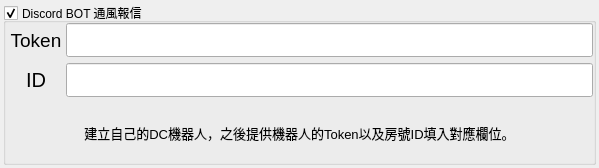
Old version of the form UI/Homepage/Setting.ui in the repository Jukon3234/ChatGPT_Make_me_WorkHarder.
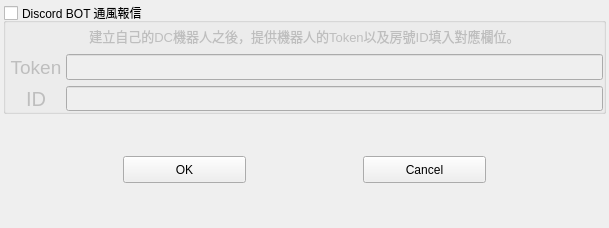
New version of the form.

Commit message: Save data for setting

Diff of the .ui file:
```diff
--- a/UI/Homepage/Setting.ui
+++ b/UI/Homepage/Setting.ui
@@ -6,8 +6,8 @@
    <rect>
     <x>0</x>
     <y>0</y>
-    <width>599</width>
-    <height>168</height>
+    <width>609</width>
+    <height>228</height>
    </rect>
   </property>
   <property name="windowTitle">
@@ -38,7 +38,7 @@
       <bool>true</bool>
      </property>
      <property name="checked">
-      <bool>true</bool>
+      <bool>false</bool>
      </property>
      <layout class="QVBoxLayout" name="verticalLayout">
       <property name="leftMargin">
@@ -53,6 +53,27 @@
       <property name="bottomMargin">
        <number>0</number>
       </property>
+      <item>
+       <widget class="QLabel" name="label_3">
+        <property name="maximumSize">
+         <size>
+          <width>16777215</width>
+          <height>30</height>
+         </size>
+        </property>
+        <property name="font">
+         <font>
+          <pointsize>10</pointsize>
+         </font>
+        </property>
+        <property name="text">
+         <string>建立自己的DC機器人之後，提供機器人的Token以及房號ID填入對應欄位。</string>
+        </property>
+        <property name="alignment">
+         <set>Qt::AlignCenter</set>
+        </property>
+       </widget>
+      </item>
       <item>
        <layout class="QHBoxLayout" name="horizontalLayout_3">
         <property name="spacing">
@@ -154,27 +175,37 @@
         </item>
        </layout>
       </item>
+     </layout>
+    </widget>
+   </item>
+   <item row="2" column="0">
+    <widget class="QWidget" name="widget" native="true">
+     <layout class="QHBoxLayout" name="horizontalLayout">
       <item>
-       <layout class="QGridLayout" name="gridLayout_2">
-        <property name="spacing">
-         <number>0</number>
+       <widget class="QPushButton" name="OKButton">
+        <property name="maximumSize">
+         <size>
+          <width>123</width>
+          <height>27</height>
+         </size>
         </property>
-        <item row="0" column="1">
-         <widget class="QLabel" name="label_3">
-          <property name="font">
-           <font>
-            <pointsize>10</pointsize>
-           </font>
-          </property>
-          <property name="text">
-           <string>建立自己的DC機器人，之後提供機器人的Token以及房號ID填入對應欄位。</string>
-          </property>
-          <property name="alignment">
-           <set>Qt::AlignCenter</set>
-          </property>
-         </widget>
-        </item>
-       </layout>
+        <property name="text">
+         <string>OK</string>
+        </property>
+       </widget>
+      </item>
+      <item>
+       <widget class="QPushButton" name="CancelButton">
+        <property name="maximumSize">
+         <size>
+          <width>123</width>
+          <height>27</height>
+         </size>
+        </property>
+        <property name="text">
+         <string>Cancel</string>
+        </property>
+       </widget>
       </item>
      </layout>
     </widget>
```
The commit also changes 8 other files.
